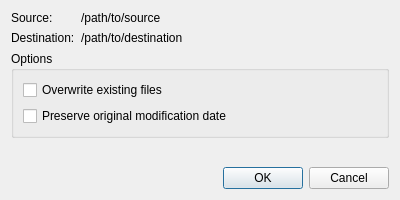
First picture: the form in ui/file_operation_dialog.ui, repository dawciobiel/QuickFile, before the edit.
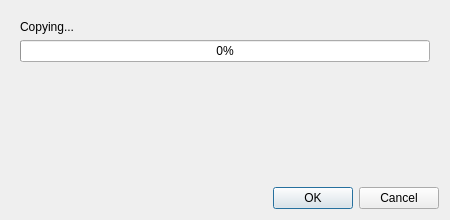
Second picture: the form after the edit. The open tabs and pages were chosen to show the change.

Commit message:
Feat: Implement background tasks for file operations
Added background processing for copy, move, and delete operations to prevent UI freezing.

Introduced BackgroundTaskManager and a progress bar in the status bar.

Patch:
```diff
--- a/ui/file_operation_dialog.ui
+++ b/ui/file_operation_dialog.ui
@@ -6,8 +6,8 @@
             <rect>
                 <x>0</x>
                 <y>0</y>
-                <width>400</width>
-                <height>200</height>
+    <width>450</width>
+    <height>220</height>
             </rect>
         </property>
         <property name="windowTitle">
@@ -15,6 +15,13 @@
         </property>
         <layout class="QVBoxLayout" name="verticalLayout">
             <item>
+    <widget class="QStackedWidget" name="stackedWidget">
+     <property name="currentIndex">
+      <number>0</number>
+     </property>
+     <widget class="QWidget" name="options_page">
+      <layout class="QVBoxLayout" name="verticalLayout_3">
+       <item>
                 <layout class="QFormLayout" name="formLayout">
                     <item row="0" column="0">
                         <widget class="QLabel" name="source_label_title">
@@ -70,6 +77,37 @@
                 </widget>
             </item>
             <item>
+        <spacer name="verticalSpacer_2">
+         <property name="orientation">
+          <enum>Qt::Vertical</enum>
+         </property>
+         <property name="sizeHint" stdset="0">
+          <size>
+           <width>20</width>
+           <height>40</height>
+          </size>
+         </property>
+        </spacer>
+       </item>
+      </layout>
+     </widget>
+     <widget class="QWidget" name="progress_page">
+      <layout class="QVBoxLayout" name="verticalLayout_4">
+       <item>
+        <widget class="QLabel" name="progress_label">
+         <property name="text">
+          <string>Copying...</string>
+         </property>
+        </widget>
+       </item>
+       <item>
+        <widget class="QProgressBar" name="progressBar">
+         <property name="value">
+          <number>0</number>
+         </property>
+        </widget>
+       </item>
+       <item>
                 <spacer name="verticalSpacer">
                     <property name="orientation">
                         <enum>Qt::Vertical</enum>
@@ -82,6 +120,10 @@
                     </property>
                 </spacer>
             </item>
+      </layout>
+     </widget>
+    </widget>
+   </item>
             <item>
                 <widget class="QDialogButtonBox" name="buttonBox">
                     <property name="standardButtons">
```
Left out of the diff: 35 changed lines with no effect on the pictures. Lines whose indentation alone changed are shown as unchanged. The commit also changes 15 other files.
